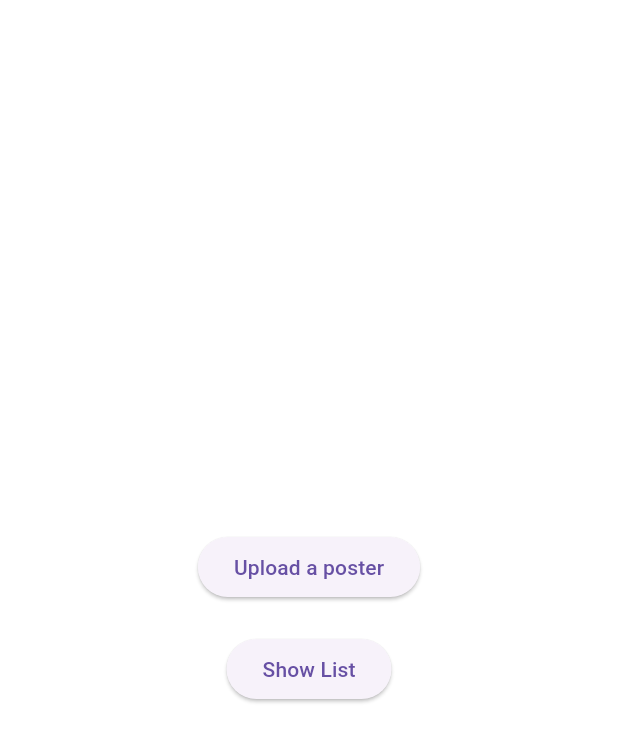
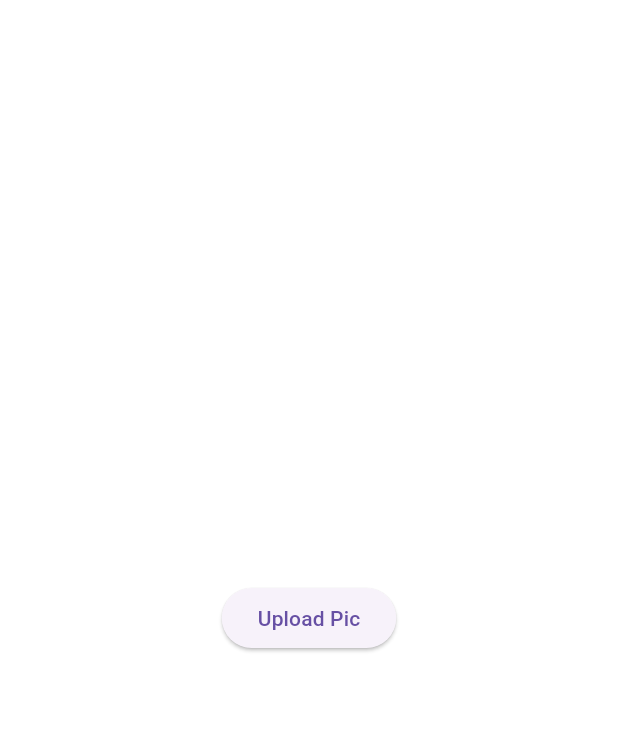
Before and after one commit to thomasjohanjojo/PartyFinderApp, a Flutter app: the screen it shows after launch, after a tap on "Upload a poster", on a phone screen of 412 x 824 dp. Shown: the top 742 px of the screen. Run offline on Flutter 3.47's test engine with Material 3 defaults, Android fonts, the phone set to English and light mode, and no system bars; our stand-ins replace file_picker.

Commit message:
Finished retrieving the picture from storage and displayed it

```diff
--- a/party_finder_app_flutter_project/lib/Screens/home_screen.dart
+++ b/party_finder_app_flutter_project/lib/Screens/home_screen.dart
@@ -1,4 +1,5 @@
 import 'package:flutter/material.dart';
+import 'package:party_finder_app_flutter_project/Screens/upload_picture_screen.dart';
 
 class HomeScreen extends StatelessWidget {
   const HomeScreen({super.key});
@@ -9,7 +10,15 @@ class HomeScreen extends StatelessWidget {
         child: Column(
       mainAxisAlignment: MainAxisAlignment.center,
       children: [
-        ElevatedButton(onPressed: () {}, child: Text("Upload a poster")),
+        ElevatedButton(
+            onPressed: () {
+              Navigator.push(
+                context,
+                MaterialPageRoute(
+                    builder: (context) => const UploadPictureWidget()),
+              );
+            },
+            child: Text("Upload a poster")),
         const SizedBox(height: 20), // For a nice gap
         ElevatedButton(
           onPressed: () {},
--- /dev/null
+++ b/party_finder_app_flutter_project/lib/Screens/upload_picture_screen.dart
@@ -0,0 +1,59 @@
+import 'package:flutter/material.dart';
+import 'package:file_picker/file_picker.dart';
+import 'dart:typed_data';
+
+class UploadPictureWidget extends StatefulWidget {
+  const UploadPictureWidget({super.key});
+  @override
+  State<UploadPictureWidget> createState() {
+    return _UploadPictureWidgetState();
+  }
+}
+
+class _UploadPictureWidgetState extends State<UploadPictureWidget> {
+  bool doShowUploadPicButton = true;
+  bool doPictureHasBeenUploadedSection = false;
+  bool doDetailsHaveBeenRetrievedFromAIModelSection = false;
+  Uint8List? _uploadedPictureData;
+
+  @override
+  Widget build(BuildContext context) {
+    return Center(
+      child: Column(
+        mainAxisAlignment: MainAxisAlignment.center,
+        children: [
+          if (doShowUploadPicButton) ...[
+            ElevatedButton(
+                onPressed: _uploadPicture, child: Text("Upload Pic")),
+          ] else if (doPictureHasBeenUploadedSection) ...[
+            SizedBox(
+              height: 500,
+              width: 500,
+              child: Image.memory(_uploadedPictureData!, fit: BoxFit.cover),
+            ),
+            const SizedBox(height: 20),
+            ElevatedButton(
+                onPressed: () {}, child: Text("Confirm")), // Yet to be done
+            const SizedBox(height: 20),
+            ElevatedButton(
+                onPressed: () {}, child: Text("Retake")), // Yet to be done
+          ] else if (doDetailsHaveBeenRetrievedFromAIModelSection)
+            ...[]
+        ],
+      ),
+    );
+  }
+
+  Future<void> _uploadPicture() async {
+    doShowUploadPicButton = false;
+    FilePickerResult? filePickerResult = await FilePicker.platform
+        .pickFiles(type: FileType.image, withData: true);
+
+    if (filePickerResult != null && filePickerResult.files.isNotEmpty) {
+      setState(() {
+        _uploadedPictureData = filePickerResult.files.first.bytes;
+        doPictureHasBeenUploadedSection = true;
+      });
+    }
+  }
+}
--- a/party_finder_app_flutter_project/pubspec.yaml
+++ b/party_finder_app_flutter_project/pubspec.yaml
@@ -11,6 +11,7 @@ dependencies:
     sdk: flutter
   http: ^1.1.0
   image_picker: ^1.0.4
+  file_picker: ^8.1.7
   intl: ^0.18.1 # For date formatting
   google_generative_ai: ^0.4.3
   flutter_dotenv: ^5.1.0
```
Also changed, not shown: party_finder_app_flutter_project/pubspec.lock, 1 other file.
